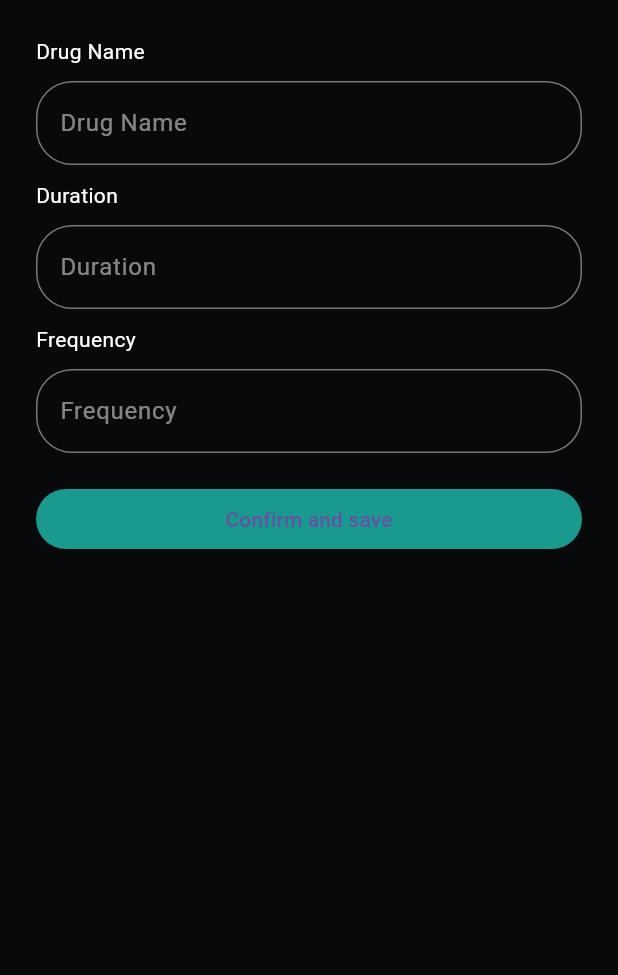
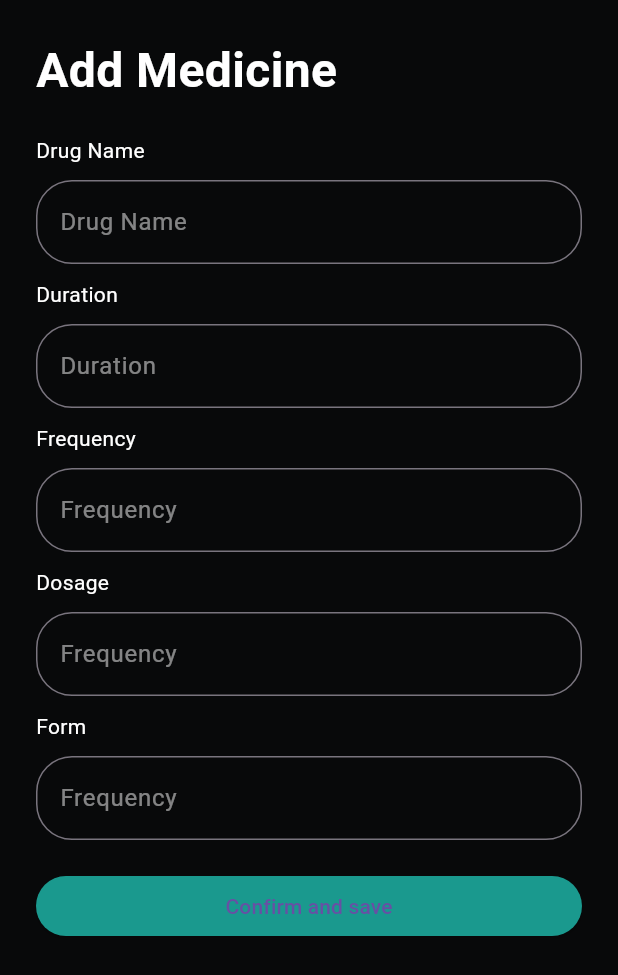
Before and after one commit to saksham-gt/chang-pharma, a Flutter app: the HomeScreen screen opened by its route, after a tap on "Add medicines", on a phone screen of 412 x 824 dp. Shown: the top 975 px of the screen. Run offline on Flutter 3.47's test engine with Material 3 defaults, Android fonts, the phone set to English and light mode, and no system bars; our stand-ins replace carousel_slider, dio, flutter_riverpod, get_it, image_picker.

Commit message:
med form

```diff
--- a/lib/screens/form_for_med.dart
+++ b/lib/screens/form_for_med.dart
@@ -1,15 +1,48 @@
+import 'package:changpharma/models/medicine.dart';
 import 'package:flutter/material.dart';
 
-class FormForMedScreen extends StatelessWidget {
+class FormForMedScreen extends StatefulWidget {
   const FormForMedScreen({super.key});
+
+  @override
+  State<FormForMedScreen> createState() => _FormForMedScreenState();
+}
+
+class _FormForMedScreenState extends State<FormForMedScreen> {
+  late final Medicine medicine;
+  final _drugNameController = TextEditingController();
+  final _durationController = TextEditingController();
+  final _frequencyController = TextEditingController();
+  final _dosageController = TextEditingController();
+  final _formController = TextEditingController();
+
+  @override
+  void didChangeDependencies() {
+    super.didChangeDependencies();
+    medicine = ModalRoute.of(context)!.settings.arguments as Medicine;
+    _drugNameController.text = medicine.drug ?? '';
+    _durationController.text = medicine.duration ?? '';
+    _frequencyController.text = medicine.frequency ?? '';
+    _dosageController.text = medicine.dosage ?? '';
+    _formController.text = medicine.form ?? '';
+  }
 
   @override
   Widget build(BuildContext context) {
     return Scaffold(
       body: SafeArea(
         child: ListView(
-          padding: EdgeInsets.all(24),
+          padding: const EdgeInsets.all(24),
           children: [
+            const Text(
+              'Add Medicine',
+              style: TextStyle(
+                fontSize: 32,
+                fontWeight: FontWeight.w600,
+                color: Colors.white,
+              ),
+            ),
+            const SizedBox(height: 20),
             Column(
               crossAxisAlignment: CrossAxisAlignment.start,
               children: [
@@ -19,6 +52,8 @@ class FormForMedScreen extends StatelessWidget {
                 ),
                 const SizedBox(height: 10),
                 TextFormField(
+                  controller: _drugNameController,
+                  style: const TextStyle(color: Colors.white),
                   decoration: InputDecoration(
                     hintText: 'Drug Name',
                     hintStyle: TextStyle(color: Colors.white.withOpacity(0.5)),
@@ -39,6 +74,8 @@ class FormForMedScreen extends StatelessWidget {
                 ),
                 const SizedBox(height: 10),
                 TextFormField(
+                  controller: _durationController,
+                  style: const TextStyle(color: Colors.white),
                   decoration: InputDecoration(
                     hintText: 'Duration',
                     hintStyle: TextStyle(
@@ -61,6 +98,55 @@ class FormForMedScreen extends StatelessWidget {
                 ),
                 const SizedBox(height: 10),
                 TextFormField(
+                  controller: _frequencyController,
+                  style: const TextStyle(color: Colors.white),
+                  decoration: InputDecoration(
+                    hintText: 'Frequency',
+                    hintStyle: TextStyle(color: Colors.white.withOpacity(0.5)),
+                    border: OutlineInputBorder(
+                      borderRadius: BorderRadius.circular(24),
+                    ),
+                  ),
+                ),
+              ],
+            ),
+            const SizedBox(height: 10),
+            Column(
+              crossAxisAlignment: CrossAxisAlignment.start,
+              children: [
+                const Text(
+                  'Dosage',
+                  style: TextStyle(color: Colors.white),
+                ),
+                const SizedBox(height: 10),
+                TextFormField(
+                  controller: _dosageController,
+                  style: const TextStyle(color: Colors.white),
+                  decoration: InputDecoration(
+                    hintText: 'Frequency',
+                    hintStyle: TextStyle(color: Colors.white.withOpacity(0.5)),
+                    border: OutlineInputBorder(
+                      borderRadius: BorderRadius.circular(24),
+                    ),
+                  ),
+                ),
+              ],
+            ),
+            const SizedBox(height: 10),
+            Column(
+              crossAxisAlignment: CrossAxisAlignment.start,
+              children: [
+                const Text(
+                  'Form',
+                  style: TextStyle(color: Colors.white),
+                ),
+                const SizedBox(height: 10),
+                TextFormField(
+                  controller: _formController,
+                  onChanged: (value) => {
+                    // medicine.form = value;
+                  },
+                  style: const TextStyle(color: Colors.white),
                   decoration: InputDecoration(
                     hintText: 'Frequency',
                     hintStyle: TextStyle(color: Colors.white.withOpacity(0.5)),
@@ -73,7 +159,16 @@ class FormForMedScreen extends StatelessWidget {
             ),
             const SizedBox(height: 20),
             ElevatedButton(
-              onPressed: () {},
+              onPressed: () {
+                final saveMedicine = medicine.copyWith(
+                  drug: _drugNameController.text,
+                  duration: _durationController.text,
+                  frequency: _frequencyController.text,
+                  dosage: _dosageController.text,
+                  form: _formController.text,
+                );
+                print(saveMedicine);
+              },
               child: const Text('Confirm and save'),
             )
           ],
--- a/lib/screens/home_screen.dart
+++ b/lib/screens/home_screen.dart
@@ -1,4 +1,5 @@
 import 'package:carousel_slider/carousel_slider.dart';
+import 'package:changpharma/models/medicine.dart';
 import 'package:changpharma/utils/colors.dart';
 import 'package:changpharma/utils/theme.dart';
 import 'package:flutter/material.dart';
@@ -97,7 +98,16 @@ class HomeScreen extends StatelessWidget {
                             minimumSize: const Size.fromHeight(44),
                             backgroundColor: Colors.black,
                           ),
-                          onPressed: () {},
+                          onPressed: () async {
+                            final capturedImage = await ImagePicker().pickImage(
+                              source: ImageSource.camera,
+                              imageQuality: 3,
+                            );
+                            if (capturedImage == null) return;
+                            // ignore: use_build_context_synchronously
+                            Navigator.pushNamed(context, '/scannedMeds',
+                                arguments: capturedImage);
+                          },
                           child: const Row(
                             mainAxisAlignment: MainAxisAlignment.center,
                             children: [
@@ -324,6 +334,7 @@ class HomeScreen extends StatelessWidget {
                   onTap: () => Navigator.pushNamed(
                     context,
                     '/formForMed',
+                    arguments: Medicine(),
                   ),
                   child: Container(
                     height: 100.0,
```
